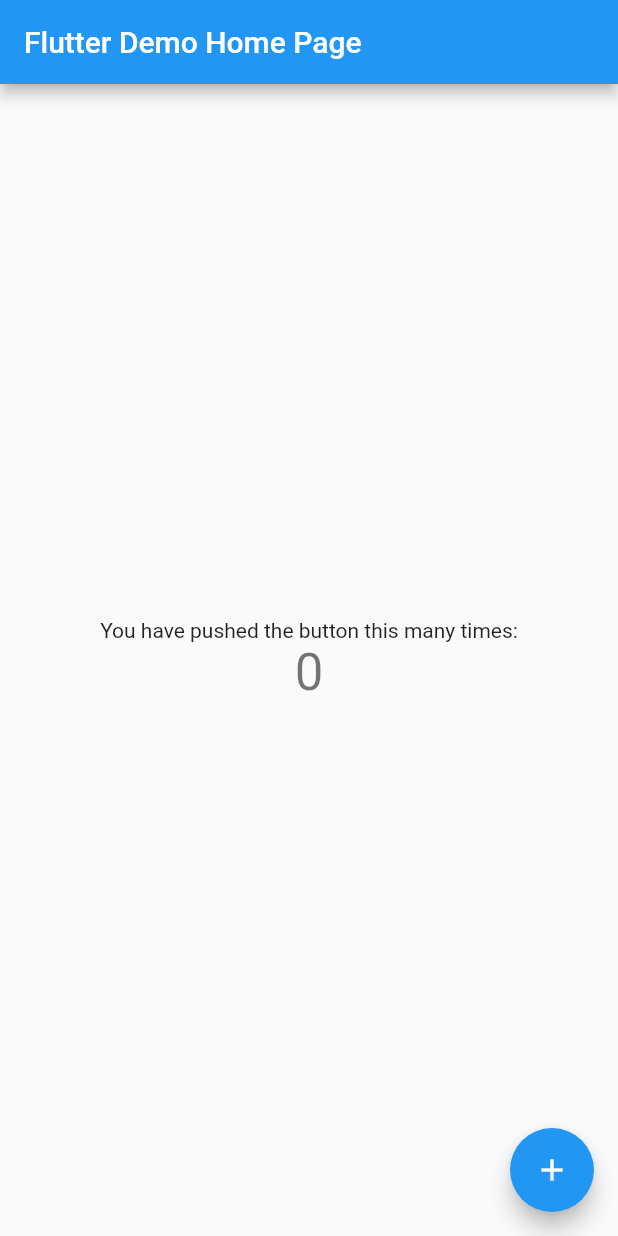
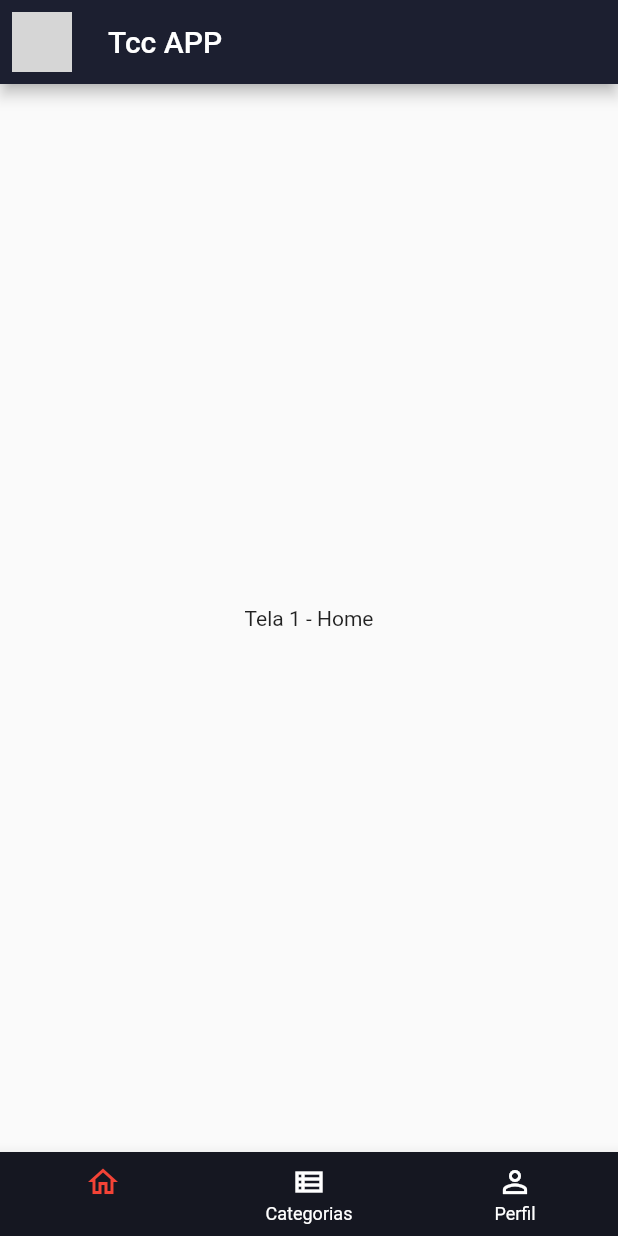
Before and after one commit to yan-moura19/tcc_app, a Flutter app: the screen it shows after launch, on a phone screen of 412 x 824 dp. Run offline on Flutter 3.47's test engine with Material 2 defaults, Android fonts, the phone set to English and light mode, and no system bars; missing offline and left inert: dart:html; network calls fail; grey boxes are pictures that could not be loaded.

Commit message:
telas iniciais

```diff
--- a/lib/main.dart
+++ b/lib/main.dart
@@ -1,76 +1,110 @@
+import 'dart:html';
+
 import 'package:flutter/material.dart';
-
-void main() {
-  runApp(const MyApp());
-}
+import 'package:tcc_app/pages/home_page.dart';
+import 'package:tcc_app/pages/categorias_page.dart';
+void main() => runApp(MyApp());
 
 class MyApp extends StatelessWidget {
-  const MyApp({super.key});
-
-  // This widget is the root of your application.
   @override
   Widget build(BuildContext context) {
     return MaterialApp(
-      title: 'Flutter Demo',
-      theme: ThemeData(
-
-        primarySwatch: Colors.blue,
-      ),
-      home: const MyHomePage(title: 'Flutter Demo Home Page'),
+      home: MainScreen(),
     );
   }
 }
 
-class MyHomePage extends StatefulWidget {
-  const MyHomePage({super.key, required this.title});
+class MainScreen extends StatefulWidget {
+  @override
+  _MainScreenState createState() => _MainScreenState();
+}
+
+class _MainScreenState extends State<MainScreen> {
+  int currentIndex = 0;
+
+  final List<Widget> screens = [
+    Screen1(),
+    Screen2(),
+    Screen3(),
+  ];
+
+  @override
+  Widget build(BuildContext context) {
+    return Scaffold(
+      appBar: AppBar(
+        backgroundColor: Color(0xFF1c1f30),
+        leading: Row(
+              mainAxisAlignment: MainAxisAlignment.center,
+              children: [
+                  Image.network(
+                 'https://cdn-icons-png.flaticon.com/512/8336/8336946.png',
+                  fit: BoxFit.contain,
+                  height: 40,
+              ),
+
+            ],
+
+          ),
+
+        title: Text("Tcc APP"),
+        actions: [
+            if (currentIndex == 2)
+              IconButton(
+                icon: Icon(Icons.search),
+                onPressed: () {
+                  print(currentIndex);
+                },
+              ),
+          ],
+      ),
+      body: screens[currentIndex],
+      bottomNavigationBar: BottomNavigationBar(
+
+        showSelectedLabels: false, // Esconde o rótulo do item selecionado
+        showUnselectedLabels: true,
+        backgroundColor: Color(0xFF151721),
+        selectedItemColor: Colors.red,
+        unselectedItemColor: Colors.white,
+        currentIndex: currentIndex,
+        onTap: (index) {
+          setState(() {
+            currentIndex = index;
+          });
+        },
+        items: [
+          BottomNavigationBarItem(
+            icon: Icon(
+              Icons.home_outlined,
+            ),
+            label: 'Home',
+          ),
+          BottomNavigationBarItem(
+            icon: Icon(
+              Icons.view_list_outlined,
+            ),
+            label: 'Categorias',
+          ),
+          BottomNavigationBarItem(
+            icon: Icon(
+            Icons.perm_identity,
+          ),
+            label: 'Perfil',
+          ),
+        ],
+      ),
+    );
+  }
+}
 
 
 
-  final String title;
 
-  @override
-  State<MyHomePage> createState() => _MyHomePageState();
-}
 
-class _MyHomePageState extends State<MyHomePage> {
-  int _counter = 0;
-
-  void _incrementCounter() {
-    setState(() {
-
-      _counter++;
-    });
-  }
-
+class Screen3 extends StatelessWidget {
   @override
   Widget build(BuildContext context) {
-
-    return Scaffold(
-      appBar: AppBar(
-
-        title: Text(widget.title),
-      ),
-      body: Center(
-
-        child: Column(
-
-          mainAxisAlignment: MainAxisAlignment.center,
-          children: <Widget>[
-            const Text(
-              'You have pushed the button this many times:',
-            ),
-            Text(
-              '$_counter',
-              style: Theme.of(context).textTheme.headlineMedium,
-            ),
-          ],
-        ),
-      ),
-      floatingActionButton: FloatingActionButton(
-        onPressed: _incrementCounter,
-        tooltip: 'Increment',
-        child: const Icon(Icons.add),
-      ), // This trailing comma makes auto-formatting nicer for build methods.
+    return Center(
+      child: Text('Tela 3 - Perfil'),
     );
   }
 }
--- /dev/null
+++ b/lib/pages/categorias_page.dart
@@ -0,0 +1,27 @@
+import 'package:flutter/material.dart';
+class Screen2 extends StatelessWidget {
+  final List<String> categories = [
+      'Roupas',
+  'Eletrônicos',
+  'Alimentos',
+  'Livros',
+  'Decoração',
+  'Esportes',
+  'Beleza',
+  'Joias',
+  'Automóveis',
+  'Brinquedos',
+  ];
+
+  @override
+  Widget build(BuildContext context) {
+    return ListView.builder(
+      itemCount: categories.length,
+      itemBuilder: (context, index) {
+        return ListTile(
+          title: Text(categories[index]),
+        );
+      },
+    );
+  }
+}
--- /dev/null
+++ b/lib/pages/home_page.dart
@@ -0,0 +1,10 @@
+import 'package:flutter/material.dart';
+
+class Screen1 extends StatelessWidget {
+  @override
+  Widget build(BuildContext context) {
+    return Center(
+      child: Text('Tela 1 - Home'),
+    );
+  }
+}
```
Also changed, not shown: lib/pages/perfil_page.dart (added).
